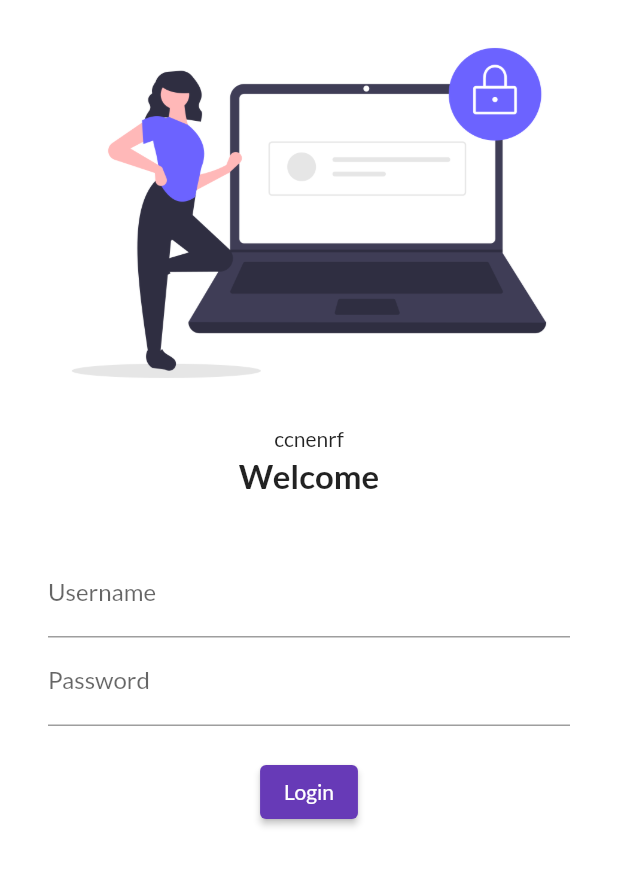
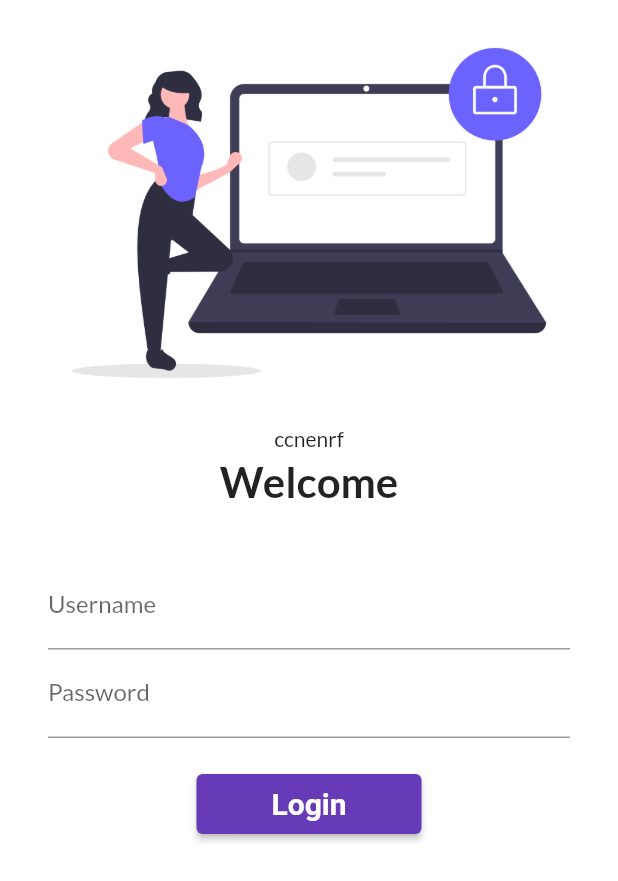
Before and after one commit to utsav7005/utsav_catalog, a Flutter app: the screen it shows after launch, on a phone screen of 412 x 824 dp. Shown: the top 881 px of the screen. Run offline on Flutter 3.47's test engine with Material 2 defaults, Android fonts, the phone set to English and light mode, and no system bars; our stand-ins replace google_fonts.

Commit message:
Day5 completed

```diff
--- a/lib/main.dart
+++ b/lib/main.dart
@@ -1,6 +1,7 @@
 import 'package:flutter/material.dart';
 import 'package:google_fonts/google_fonts.dart';
 import 'package:ucatalog/pages/login_page.dart';
+import 'package:ucatalog/utils/routes.dart';
 import 'pages/home_page.dart';
 
 void main() {
@@ -21,8 +22,8 @@ class MyApp extends StatelessWidget {
       ),
       routes: {
         "/": (context) => LoginPage(),
-        "/home": (context) => HomePage(),
-        "/login": (context) => LoginPage(),
+        MyRoutes.homeroute: (context) => HomePage(),
+        MyRoutes.loginroute: (context) => LoginPage(),
       },
     );
   }
--- a/lib/pages/login_page.dart
+++ b/lib/pages/login_page.dart
@@ -1,4 +1,5 @@
 import 'package:flutter/material.dart';
+import 'package:ucatalog/utils/routes.dart';
 
 class LoginPage extends StatelessWidget {
   const LoginPage({super.key});
@@ -7,6 +8,7 @@ class LoginPage extends StatelessWidget {
   Widget build(BuildContext context) {
     return Material(
         color: Colors.white,
+        child: SingleChildScrollView(
           child: Column(
             children: [
               Image.asset(
@@ -20,7 +22,7 @@ class LoginPage extends StatelessWidget {
               const Text(
                 'Welcome',
                 style: TextStyle(
-                fontSize: 22,
+                  fontSize: 28,
                   fontWeight: FontWeight.bold,
                 ),
               ),
@@ -28,7 +30,8 @@ class LoginPage extends StatelessWidget {
                 height: 20,
               ),
               Padding(
-              padding: const EdgeInsets.symmetric(vertical: 16, horizontal: 32),
+                padding:
+                    const EdgeInsets.symmetric(vertical: 16, horizontal: 32),
                 child: Column(
                   children: [
                     TextFormField(
@@ -49,15 +52,19 @@ class LoginPage extends StatelessWidget {
                     ),
                     ElevatedButton(
                       child: const Text('Login'),
-                    style: TextButton.styleFrom(),
+                      style: TextButton.styleFrom(
+                          minimumSize: Size(150, 40),
+                          textStyle: TextStyle(
+                              fontSize: 20, fontWeight: FontWeight.bold)),
                       onPressed: () {
-                      print('Hi Utsav');
+                        Navigator.pushNamed(context, MyRoutes.homeroute);
                       },
                     )
                   ],
                 ),
               )
             ],
+          ),
         ));
   }
 }
--- /dev/null
+++ b/lib/utils/routes.dart
@@ -0,0 +1,4 @@
+class MyRoutes {
+  static String loginroute = "/login";
+  static String homeroute = "/home";
+}
```
Lines whose indentation alone changed are shown as unchanged.
